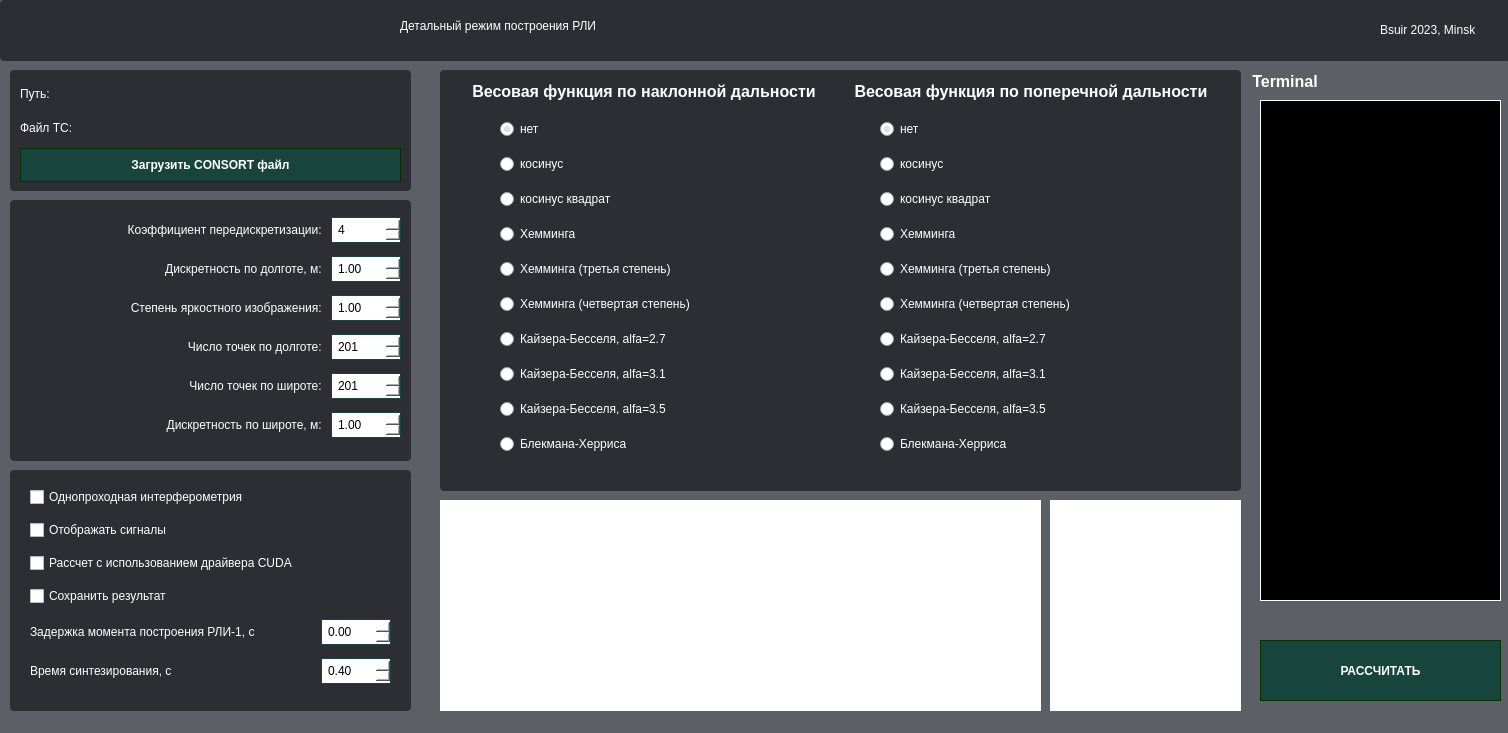
The window that v2/UI/detail.ui (nutakoooye/back-proection) describes before a commit, drawn with Qt 5.
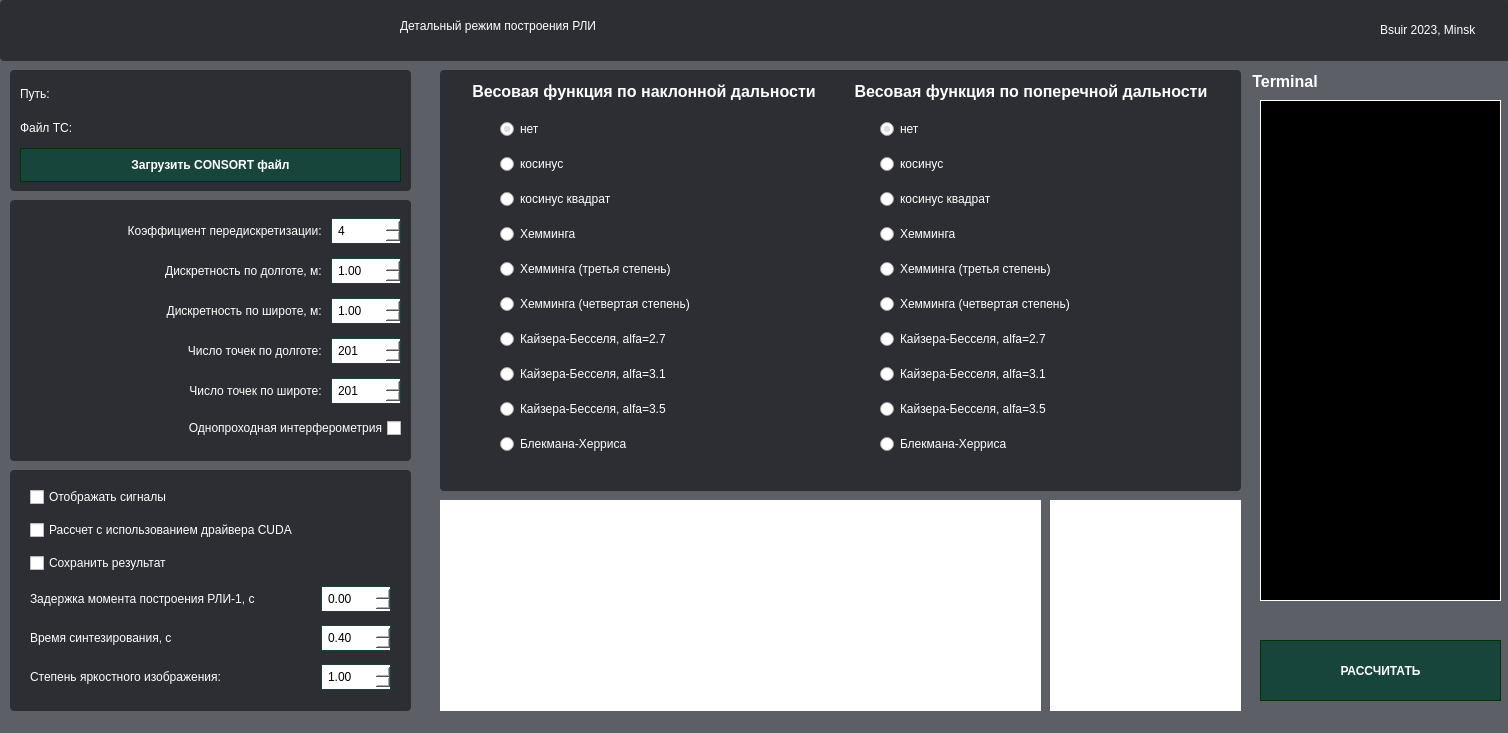
The same window after the commit.

```diff
--- a/v2/UI/detail.ui
+++ b/v2/UI/detail.ui
@@ -1,7 +1,7 @@
 <?xml version="1.0" encoding="UTF-8"?>
 <ui version="4.0">
- <class>Widget</class>
- <widget class="QWidget" name="Widget">
+ <class>DetailMode</class>
+ <widget class="QWidget" name="DetailMode">
   <property name="geometry">
    <rect>
     <x>0</x>
@@ -26,7 +26,7 @@
    <string>Widget</string>
   </property>
   <property name="styleSheet">
-   <string notr="true">#Widget{
+   <string notr="true">#DetailMode{
 background: #5C5F66;
 }
 *{
@@ -275,11 +275,11 @@
       </layout>
      </item>
      <item>
-      <layout class="QHBoxLayout" name="horizontalLayout_8">
+      <layout class="QHBoxLayout" name="horizontalLayout_7">
        <item>
-        <widget class="QLabel" name="label_7">
+        <widget class="QLabel" name="label_6">
          <property name="text">
-          <string>Степень яркостного изображения: </string>
+          <string>Дискретность по широте, м: </string>
          </property>
          <property name="alignment">
           <set>Qt::AlignRight|Qt::AlignTrailing|Qt::AlignVCenter</set>
@@ -287,7 +287,7 @@
         </widget>
        </item>
        <item>
-        <widget class="QDoubleSpinBox" name="StepBright">
+        <widget class="QDoubleSpinBox" name="dysint">
          <property name="value">
           <double>1.000000000000000</double>
          </property>
@@ -344,25 +344,14 @@
       </layout>
      </item>
      <item>
-      <layout class="QHBoxLayout" name="horizontalLayout_7">
-       <item>
-        <widget class="QLabel" name="label_6">
-         <property name="text">
-          <string>Дискретность по широте, м: </string>
-         </property>
-         <property name="alignment">
-          <set>Qt::AlignRight|Qt::AlignTrailing|Qt::AlignVCenter</set>
-         </property>
-        </widget>
-       </item>
-       <item>
-        <widget class="QDoubleSpinBox" name="dysint">
-         <property name="value">
-          <double>1.000000000000000</double>
-         </property>
-        </widget>
-       </item>
-      </layout>
+      <widget class="QCheckBox" name="checkBox">
+       <property name="layoutDirection">
+        <enum>Qt::RightToLeft</enum>
+       </property>
+       <property name="text">
+        <string>Однопроходная интерферометрия</string>
+       </property>
+      </widget>
      </item>
     </layout>
    </widget>
@@ -612,17 +601,10 @@
       <x>20</x>
       <y>10</y>
       <width>361</width>
-      <height>211</height>
+      <height>221</height>
      </rect>
     </property>
     <layout class="QVBoxLayout" name="verticalLayout_4">
-     <item>
-      <widget class="QCheckBox" name="checkBox">
-       <property name="text">
-        <string>Однопроходная интерферометрия</string>
-       </property>
-      </widget>
-     </item>
      <item>
       <widget class="QCheckBox" name="FlagViewSignal">
        <property name="text">
@@ -669,6 +651,9 @@
        </item>
        <item>
         <widget class="QDoubleSpinBox" name="Tsint">
+         <property name="singleStep">
+          <double>0.100000000000000</double>
+         </property>
          <property name="value">
           <double>0.400000000000000</double>
          </property>
@@ -676,6 +661,27 @@
        </item>
       </layout>
      </item>
+     <item>
+      <layout class="QHBoxLayout" name="horizontalLayout_8">
+       <item>
+        <widget class="QLabel" name="label_7">
+         <property name="text">
+          <string>Степень яркостного изображения: </string>
+         </property>
+         <property name="alignment">
+          <set>Qt::AlignLeading|Qt::AlignLeft|Qt::AlignVCenter</set>
+         </property>
+        </widget>
+       </item>
+       <item>
+        <widget class="QDoubleSpinBox" name="StepBright">
+         <property name="value">
+          <double>1.000000000000000</double>
+         </property>
+        </widget>
+       </item>
+      </layout>
+     </item>
     </layout>
    </widget>
   </widget>
```
